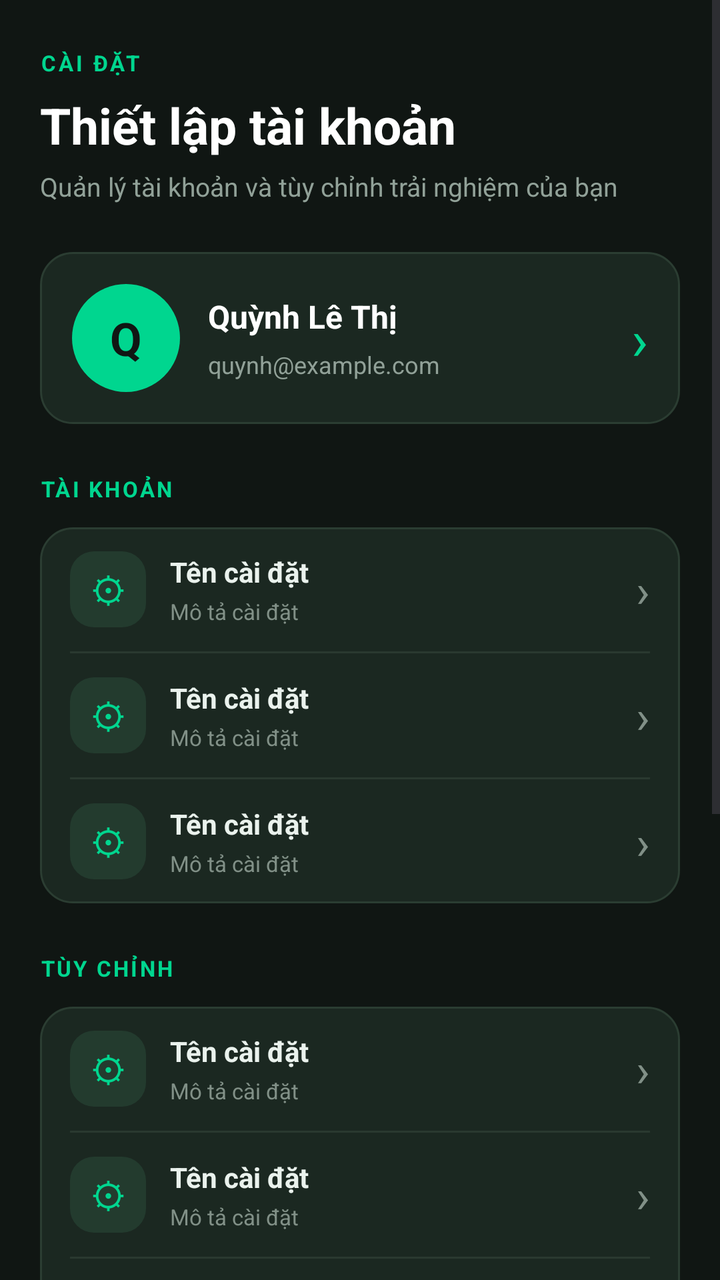
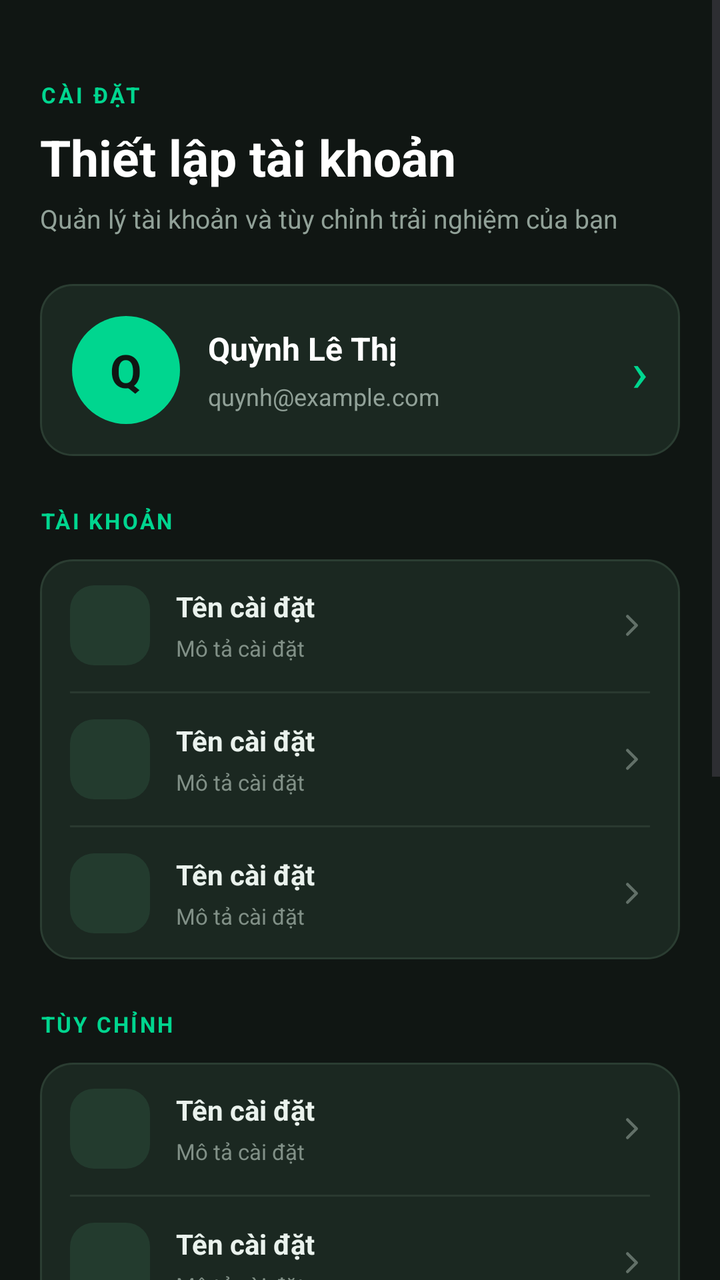

An Android layout rendered at two revisions. The XML below is the earlier revision; the diff shows what the commit changed to produce the second picture.
<!-- AndroidManifest.xml: application theme Theme.MusicApp -->
<!-- res/layout/fragment_profile.xml -->
<?xml version="1.0" encoding="utf-8"?>
<ScrollView xmlns:android="http://schemas.android.com/apk/res/android"
    android:layout_width="match_parent"
    android:layout_height="match_parent"
    android:background="#101613"
    android:fillViewport="true"
    android:overScrollMode="never">

    <LinearLayout
        android:layout_width="match_parent"
        android:layout_height="wrap_content"
        android:orientation="vertical"
        android:paddingStart="20dp"
        android:paddingTop="24dp"
        android:paddingEnd="20dp"
        android:paddingBottom="28dp">

        
        <TextView
            android:layout_width="wrap_content"
            android:layout_height="wrap_content"
            android:letterSpacing="0.12"
            android:text="CÀI ĐẶT"
            android:textColor="#00D68F"
            android:textSize="11sp"
            android:textStyle="bold" />

        <TextView
            android:layout_width="wrap_content"
            android:layout_height="wrap_content"
            android:layout_marginTop="7dp"
            android:text="Thiết lập tài khoản"
            android:textColor="#FFFFFF"
            android:textSize="25sp"
            android:textStyle="bold" />

        <TextView
            android:layout_width="wrap_content"
            android:layout_height="wrap_content"
            android:layout_marginTop="5dp"
            android:text="Quản lý tài khoản và tùy chỉnh trải nghiệm của bạn"
            android:textColor="#91A198"
            android:textSize="13sp" />

        
        <LinearLayout
            android:layout_width="match_parent"
            android:layout_height="wrap_content"
            android:layout_marginTop="24dp"
            android:background="@drawable/bg_profile_card"
            android:gravity="center_vertical"
            android:orientation="horizontal"
            android:padding="16dp">

            <TextView
                android:layout_width="54dp"
                android:layout_height="54dp"
                android:background="@drawable/bg_profile_avatar"
                android:gravity="center"
                android:text="Q"
                android:textColor="#101613"
                android:textSize="23sp"
                android:textStyle="bold" />

            <LinearLayout
                android:layout_width="0dp"
                android:layout_height="wrap_content"
                android:layout_marginStart="14dp"
                android:layout_weight="1"
                android:orientation="vertical">

                <TextView
                    android:id="@+id/tvProfileName"
                    android:layout_width="wrap_content"
                    android:layout_height="wrap_content"
                    android:text="Quỳnh Lê Thị"
                    android:textColor="#FFFFFF"
                    android:textSize="16sp"
                    android:textStyle="bold" />

                <TextView
                    android:id="@+id/tvProfileEmail"
                    android:layout_width="wrap_content"
                    android:layout_height="wrap_content"
                    android:layout_marginTop="5dp"
                    android:text="quynh@example.com"
                    android:textColor="#91A198"
                    android:textSize="12sp" />
            </LinearLayout>

            <TextView
                android:layout_width="wrap_content"
                android:layout_height="wrap_content"
                android:text="›"
                android:textColor="#00D68F"
                android:textSize="28sp" />
        </LinearLayout>

        
        <TextView
            style="@style/ProfileSectionTitle"
            android:text="TÀI KHOẢN" />

        <LinearLayout
            android:layout_width="match_parent"
            android:layout_height="wrap_content"
            android:background="@drawable/bg_profile_card"
            android:orientation="vertical"
            android:paddingStart="15dp"
            android:paddingEnd="15dp">

            <include
                android:id="@+id/itemEditProfile"
                layout="@layout/item_profile_setting"
                android:tag="edit_profile" />

            <View
                android:layout_width="match_parent"
                android:layout_height="1dp"
                android:background="#2A3930" />

            <include
                android:id="@+id/itemChangePassword"
                layout="@layout/item_profile_setting"
                android:tag="change_password" />

            <View
                android:layout_width="match_parent"
                android:layout_height="1dp"
                android:background="#2A3930" />

            <include
                android:id="@+id/itemPayment"
                layout="@layout/item_profile_setting"
                android:tag="payment" />
        </LinearLayout>

        
        <TextView
            style="@style/ProfileSectionTitle"
            android:text="TÙY CHỈNH" />

        <LinearLayout
            android:layout_width="match_parent"
            android:layout_height="wrap_content"
            android:background="@drawable/bg_profile_card"
            android:orientation="vertical"
            android:paddingStart="15dp"
            android:paddingEnd="15dp">

            <include
                android:id="@+id/itemNotification"
                layout="@layout/item_profile_setting"
                android:tag="notification" />

            <View
                android:layout_width="match_parent"
                android:layout_height="1dp"
                android:background="#2A3930" />

            <include
                android:id="@+id/itemLanguage"
                layout="@layout/item_profile_setting"
                android:tag="language" />

            <View
                android:layout_width="match_parent"
                android:layout_height="1dp"
                android:background="#2A3930" />

            <include
                android:id="@+id/itemPrivacy"
                layout="@layout/item_profile_setting"
                android:tag="privacy" />
        </LinearLayout>

        
        <TextView
            style="@style/ProfileSectionTitle"
            android:text="HỖ TRỢ" />

        <LinearLayout
            android:layout_width="match_parent"
            android:layout_height="wrap_content"
            android:background="@drawable/bg_profile_card"
            android:orientation="vertical"
            android:paddingStart="15dp"
            android:paddingEnd="15dp">

            <include
                android:id="@+id/itemHelp"
                layout="@layout/item_profile_setting"
                android:tag="help" />

            <View
                android:layout_width="match_parent"
                android:layout_height="1dp"
                android:background="#2A3930" />

            <include
                android:id="@+id/itemAbout"
                layout="@layout/item_profile_setting"
                android:tag="about" />
        </LinearLayout>

        
        <TextView
            android:id="@+id/btnLogout"
            android:layout_width="match_parent"
            android:layout_height="52dp"
            android:layout_marginTop="26dp"
            android:background="@drawable/bg_profile_logout"
            android:gravity="center"
            android:text="Đăng xuất"
            android:textColor="#FF7777"
            android:textSize="14sp"
            android:textStyle="bold" />

        <TextView
            android:layout_width="match_parent"
            android:layout_height="wrap_content"
            android:layout_marginTop="18dp"
            android:gravity="center"
            android:text="TicketApp • Phiên bản 1.0.0"
            android:textColor="#637269"
            android:textSize="11sp" />

    </LinearLayout>
</ScrollView>
<!-- res/layout/item_profile_setting.xml (included above) -->
<?xml version="1.0" encoding="utf-8"?>
<LinearLayout xmlns:android="http://schemas.android.com/apk/res/android"
    android:layout_width="match_parent"
    android:layout_height="62dp"
    android:gravity="center_vertical"
    android:orientation="horizontal"
    android:clickable="true"
    android:focusable="true"
    android:background="?attr/selectableItemBackground">

    <TextView
        android:id="@+id/tvItemIcon"
        android:layout_width="38dp"
        android:layout_height="38dp"
        android:background="@drawable/bg_profile_icon"
        android:gravity="center"
        android:text="⚙"
        android:textColor="#00D68F"
        android:textSize="18sp" />

    <LinearLayout
        android:layout_width="0dp"
        android:layout_height="wrap_content"
        android:layout_marginStart="12dp"
        android:layout_weight="1"
        android:orientation="vertical">

        <TextView
            android:id="@+id/tvItemTitle"
            android:layout_width="wrap_content"
            android:layout_height="wrap_content"
            android:text="Tên cài đặt"
            android:textColor="#EAF2ED"
            android:textSize="14sp"
            android:textStyle="bold" />

        <TextView
            android:id="@+id/tvItemSubtitle"
            android:layout_width="wrap_content"
            android:layout_height="wrap_content"
            android:layout_marginTop="3dp"
            android:text="Mô tả cài đặt"
            android:textColor="#819087"
            android:textSize="11sp" />
    </LinearLayout>

    <TextView
        android:id="@+id/tvItemValue"
        android:layout_width="wrap_content"
        android:layout_height="wrap_content"
        android:text="›"
        android:textColor="#819087"
        android:textSize="23sp" />

</LinearLayout>
<!-- resources referenced by this layout -->
<resources>
  <!-- drawable bg_profile_avatar (drawable) -->
  <?xml version="1.0" encoding="utf-8"?>
  <shape xmlns:android="http://schemas.android.com/apk/res/android">
      <solid android:color="#00D68F" />
      <corners android:radius="27dp" />
  </shape>
  <!-- drawable bg_profile_card (drawable) -->
  <?xml version="1.0" encoding="utf-8"?>
  <shape xmlns:android="http://schemas.android.com/apk/res/android">
      <solid android:color="#1B2821" />
      <corners android:radius="16dp" />
      <stroke android:width="1dp" android:color="#2B3D32" />
  </shape>
  <!-- drawable bg_profile_icon (drawable) -->
  <?xml version="1.0" encoding="utf-8"?>
  <shape xmlns:android="http://schemas.android.com/apk/res/android">
      <solid android:color="#233B2E" />
      <corners android:radius="12dp" />
  </shape>
  <!-- drawable bg_profile_logout (drawable) -->
  <?xml version="1.0" encoding="utf-8"?>
  <shape xmlns:android="http://schemas.android.com/apk/res/android">
      <solid android:color="#2B2020" />
      <corners android:radius="14dp" />
      <stroke android:width="1dp" android:color="#593333" />
  </shape>
  <style name="ProfileSectionTitle">
          <item name="android:layout_width">wrap_content</item>
          <item name="android:layout_height">wrap_content</item>
          <item name="android:layout_marginTop">25dp</item>
          <item name="android:layout_marginBottom">12dp</item>
          <item name="android:textColor">#00D68F</item>
          <item name="android:textSize">11sp</item>
          <item name="android:textStyle">bold</item>
          <item name="android:letterSpacing">0.1</item>
      </style>
  <style name="Theme.MusicApp" parent="Base.Theme.MusicApp" />
  <style name="Base.Theme.MusicApp" parent="Theme.Material3.DayNight.NoActionBar">
          
          
      </style>
</resources>

<!-- the commit's change to res/layout/fragment_profile.xml (unified diff, before → after) -->
@@ -17,6 +17,7 @@
 
         
         <TextView
+            android:layout_marginTop="16dp"
             android:layout_width="wrap_content"
             android:layout_height="wrap_content"
             android:letterSpacing="0.12"
@@ -231,27 +232,33 @@
 <?xml version="1.0" encoding="utf-8"?>
 <LinearLayout xmlns:android="http://schemas.android.com/apk/res/android"
     android:layout_width="match_parent"
-    android:layout_height="62dp"
+    android:layout_height="66dp"
     android:gravity="center_vertical"
     android:orientation="horizontal"
     android:clickable="true"
     android:focusable="true"
     android:background="?attr/selectableItemBackground">
 
-    <TextView
-        android:id="@+id/tvItemIcon"
-        android:layout_width="38dp"
-        android:layout_height="38dp"
+    <FrameLayout
+        android:layout_width="40dp"
+        android:layout_height="40dp"
         android:background="@drawable/bg_profile_icon"
-        android:gravity="center"
-        android:text="⚙"
-        android:textColor="#00D68F"
-        android:textSize="18sp" />
+        android:foregroundGravity="center">
+
+        <ImageView
+            android:id="@+id/ivItemIcon"
+            android:layout_width="21dp"
+            android:layout_height="21dp"
+            android:layout_gravity="center"
+            android:scaleType="fitCenter"
+            android:contentDescription="@null" />
+
+    </FrameLayout>
 
     <LinearLayout
         android:layout_width="0dp"
         android:layout_height="wrap_content"
-        android:layout_marginStart="12dp"
+        android:layout_marginStart="13dp"
         android:layout_weight="1"
         android:orientation="vertical">
 
@@ -268,18 +275,18 @@
             android:id="@+id/tvItemSubtitle"
             android:layout_width="wrap_content"
             android:layout_height="wrap_content"
-            android:layout_marginTop="3dp"
+            android:layout_marginTop="4dp"
             android:text="Mô tả cài đặt"
             android:textColor="#819087"
             android:textSize="11sp" />
+
     </LinearLayout>
 
-    <TextView
-        android:id="@+id/tvItemValue"
-        android:layout_width="wrap_content"
-        android:layout_height="wrap_content"
-        android:text="›"
-        android:textColor="#819087"
-        android:textSize="23sp" />
+    <ImageView
+        android:layout_width="18dp"
+        android:layout_height="18dp"
+        android:src="@drawable/ic_arrow_right"
+        android:contentDescription="@null"
+        android:alpha="0.7" />
 
 </LinearLayout>
<!-- resource entries referenced after the edit -->
@@ -26,6 +26,23 @@
       <corners android:radius="14dp" />
       <stroke android:width="1dp" android:color="#593333" />
   </shape>
+  <!-- drawable ic_arrow_right (drawable) -->
+  <?xml version="1.0" encoding="utf-8"?>
+  <vector xmlns:android="http://schemas.android.com/apk/res/android"
+      android:width="24dp"
+      android:height="24dp"
+      android:viewportWidth="24"
+      android:viewportHeight="24">
+  
+      <path
+          android:fillColor="@android:color/transparent"
+          android:strokeColor="#819087"
+          android:strokeWidth="2"
+          android:strokeLineCap="round"
+          android:strokeLineJoin="round"
+          android:pathData="M9,18L15,12L9,6" />
+  
+  </vector>
   <style name="ProfileSectionTitle">
           <item name="android:layout_width">wrap_content</item>
           <item name="android:layout_height">wrap_content</item>
